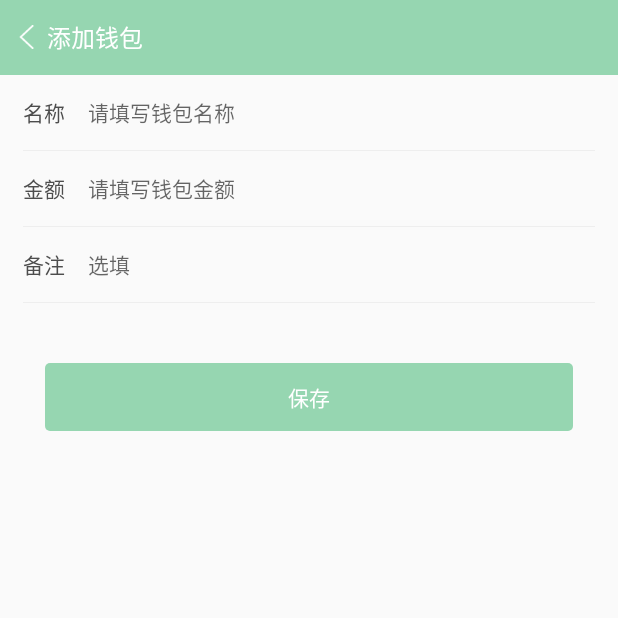
After one commit to easonzyp/HappyLittleBook, an Android app: the AddWalletActivity screen opened directly, with no data from a screen before it, on a phone screen of 412 x 824 dp, the top half of it. The commit adds this screen. Run offline under Robolectric (Android 15) with nearby library versions, the phone set to English and light mode, and no system bars; pictures from the network do not load.

Commit message:
钱包相关功能完成

```diff
--- a/app/src/main/AndroidManifest.xml
+++ b/app/src/main/AndroidManifest.xml
@@ -224,6 +224,7 @@
         <activity android:name=".activity.ExpendCateManagerActivity" />
         <activity android:name=".activity.IncomeCateManagerActivity" />
         <activity android:name=".activity.WalletManagerActivity" />
+        <activity android:name=".activity.AddWalletActivity" />
 
 
         <service
--- /dev/null
+++ b/app/src/main/java/com/zhangyp/develop/HappyLittleBook/activity/AddWalletActivity.java
@@ -0,0 +1,155 @@
+package com.zhangyp.develop.HappyLittleBook.activity;
+
+import android.os.Bundle;
+import android.text.TextUtils;
+import android.view.View;
+import android.widget.EditText;
+import android.widget.ImageView;
+import android.widget.TextView;
+
+import com.zhangyp.develop.HappyLittleBook.ExampleApplication;
+import com.zhangyp.develop.HappyLittleBook.R;
+import com.zhangyp.develop.HappyLittleBook.base.BaseActivity;
+import com.zhangyp.develop.HappyLittleBook.bean.WalletInfo;
+import com.zhangyp.develop.HappyLittleBook.db.DaoSession;
+import com.zhangyp.develop.HappyLittleBook.util.BasisTimesUtils;
+import com.zhangyp.develop.HappyLittleBook.util.ToastUtil;
+import com.zhangyp.develop.HappyLittleBook.wight.TwoButtonCenterDialog;
+
+public class AddWalletActivity extends BaseActivity {
+    private DaoSession daoSession;
+
+    private TextView tv_back;
+    private EditText et_name;
+    private EditText et_money;
+    private EditText et_note;
+    private TextView tv_save;
+    private ImageView iv_delete;
+
+    private WalletInfo wallet;
+    private int type;
+    private TwoButtonCenterDialog buttonCenterDialog;
+
+    @Override
+    protected void onCreate(Bundle savedInstanceState) {
+        super.onCreate(savedInstanceState);
+        initIntentData();
+        initView();
+        initData();
+        initClick();
+    }
+
+    private void initIntentData() {
+        wallet = (WalletInfo) getIntent().getSerializableExtra("wallet");
+    }
+
+    private void initView() {
+        daoSession = ((ExampleApplication) getApplication()).getDaoSession();
+        tv_back = findViewById(R.id.tv_back);
+        et_name = findViewById(R.id.et_name);
+        et_money = findViewById(R.id.et_money);
+        et_note = findViewById(R.id.et_note);
+        tv_save = findViewById(R.id.tv_save);
+        iv_delete = findViewById(R.id.iv_delete);
+
+        if (wallet == null) {
+            type = 0;
+            tv_back.setText("添加钱包");
+            iv_delete.setVisibility(View.GONE);
+        } else {
+            type = 1;
+            tv_back.setText("编辑钱包");
+            iv_delete.setVisibility(View.VISIBLE);
+            et_name.setText(wallet.getWalletName());
+            et_money.setText(String.valueOf(wallet.getMoney()));
+            et_note.setText(wallet.getWalletNote());
+        }
+    }
+
+    private void initData() {
+
+    }
+
+    private void initClick() {
+        tv_back.setOnClickListener(v -> finish());
+
+        tv_save.setOnClickListener(v -> submit());
+
+        iv_delete.setOnClickListener(v -> {
+            if (buttonCenterDialog == null) {
+                buttonCenterDialog = new TwoButtonCenterDialog(context, "确定要删除该钱包吗?", true);
+            }
+            buttonCenterDialog.show();
+            buttonCenterDialog.setOnClickRateDialog(new TwoButtonCenterDialog.OnClickRateDialog() {
+                @Override
+                public void onClickLeft() {
+                    buttonCenterDialog.dismiss();
+                }
+
+                @Override
+                public void onClickRight() {
+                    deleteWallet();
+                }
+            });
+        });
+    }
+
+    private void deleteWallet() {
+        daoSession.delete(wallet);
+        ToastUtil.showShortToast(context, "钱包删除成功");
+        finish();
+    }
+
+    @Override
+    public int getLayoutId() {
+        return R.layout.activity_add_wallet;
+    }
+
+    private void submit() {
+
+        String name = et_name.getText().toString().trim();
+        if (TextUtils.isEmpty(name)) {
+            ToastUtil.showShortToast(context, "请填写钱包名称");
+            return;
+        }
+
+        String money = et_money.getText().toString().trim();
+        if (TextUtils.isEmpty(money)) {
+            ToastUtil.showShortToast(context, "请填写钱包金额");
+            return;
+        }
+
+        String note = et_note.getText().toString().trim();
+        if (TextUtils.isEmpty(note)) {
+            note = "空";
+        }
+        if (type == 0) {
+            addWallet(name, money, note);
+        } else {
+            modifyWallet(name, money, note);
+        }
+    }
+
+    private void addWallet(String name, String money, String note) {
+        WalletInfo walletInfo = new WalletInfo();
+        walletInfo.setWalletName(name);
+        walletInfo.setMoney(Double.valueOf(money));
+        walletInfo.setAddTime(BasisTimesUtils.getDeviceTime());
+        walletInfo.setWalletNote(note);
+
+        daoSession.insert(walletInfo);
+        finish();
+        ToastUtil.showShortToast(context, "钱包添加成功");
+    }
+
+    private void modifyWallet(String name, String money, String note) {
+        wallet.setWalletName(name);
+        wallet.setMoney(Double.valueOf(money));
+        wallet.setAddTime(BasisTimesUtils.getDeviceTime());
+        wallet.setWalletNote(note);
+
+        daoSession.update(wallet);
+        finish();
+        ToastUtil.showShortToast(context, "钱包修改成功");
+    }
+}
--- a/app/src/main/java/com/zhangyp/develop/HappyLittleBook/db/DaoMaster.java
+++ b/app/src/main/java/com/zhangyp/develop/HappyLittleBook/db/DaoMaster.java
@@ -21,21 +21,21 @@ public class DaoMaster extends AbstractDaoMaster {
 
     /** Creates underlying database table using DAOs. */
     public static void createAllTables(Database db, boolean ifNotExists) {
-        AccountBookInfoDao.createTable(db, ifNotExists);
         ExpendLevelOneCateDao.createTable(db, ifNotExists);
         ExpendLevelTwoCateDao.createTable(db, ifNotExists);
         IncomeLevelOneCateDao.createTable(db, ifNotExists);
         IncomeLevelTwoCateDao.createTable(db, ifNotExists);
+        AccountBookInfoDao.createTable(db, ifNotExists);
         WalletInfoDao.createTable(db, ifNotExists);
     }
 
     /** Drops underlying database table using DAOs. */
     public static void dropAllTables(Database db, boolean ifExists) {
-        AccountBookInfoDao.dropTable(db, ifExists);
         ExpendLevelOneCateDao.dropTable(db, ifExists);
         ExpendLevelTwoCateDao.dropTable(db, ifExists);
         IncomeLevelOneCateDao.dropTable(db, ifExists);
         IncomeLevelTwoCateDao.dropTable(db, ifExists);
+        AccountBookInfoDao.dropTable(db, ifExists);
         WalletInfoDao.dropTable(db, ifExists);
     }
 
@@ -55,11 +55,11 @@ public class DaoMaster extends AbstractDaoMaster {
 
     public DaoMaster(Database db) {
         super(db, SCHEMA_VERSION);
-        registerDaoClass(AccountBookInfoDao.class);
         registerDaoClass(ExpendLevelOneCateDao.class);
         registerDaoClass(ExpendLevelTwoCateDao.class);
         registerDaoClass(IncomeLevelOneCateDao.class);
         registerDaoClass(IncomeLevelTwoCateDao.class);
+        registerDaoClass(AccountBookInfoDao.class);
         registerDaoClass(WalletInfoDao.class);
     }
 
--- /dev/null
+++ b/app/src/main/res/layout/activity_add_wallet.xml
@@ -0,0 +1,149 @@
+<?xml version="1.0" encoding="utf-8"?>
+<LinearLayout xmlns:android="http://schemas.android.com/apk/res/android"
+    xmlns:tools="http://schemas.android.com/tools"
+    android:layout_width="match_parent"
+    android:layout_height="match_parent"
+    android:orientation="vertical">
+
+    <RelativeLayout
+        android:id="@+id/rl_title"
+        android:layout_width="match_parent"
+        android:layout_height="50dp"
+        android:background="@color/mainColor">
+
+        <TextView
+            android:id="@+id/tv_back"
+            android:layout_width="wrap_content"
+            android:layout_height="wrap_content"
+            android:layout_centerVertical="true"
+            android:drawablePadding="5dp"
+            android:drawableStart="@drawable/back_white_ic"
+            android:gravity="center_vertical"
+            android:padding="10dp"
+            android:textColor="@color/white"
+            android:textSize="16sp"
+            tools:text="添加钱包" />
+
+        <ImageView
+            android:id="@+id/iv_delete"
+            android:layout_width="wrap_content"
+            android:layout_height="wrap_content"
+            android:layout_alignParentEnd="true"
+            android:layout_centerVertical="true"
+            android:layout_marginEnd="5dp"
+            android:padding="10dp"
+            android:src="@drawable/delete_ic"
+            android:visibility="visible" />
+    </RelativeLayout>
+
+    <LinearLayout
+        android:layout_width="match_parent"
+        android:layout_height="wrap_content"
+        android:orientation="vertical"
+        android:paddingEnd="15dp"
+        android:paddingStart="15dp">
+
+        <LinearLayout
+            android:layout_width="match_parent"
+            android:layout_height="50dp"
+            android:gravity="center_vertical"
+            android:orientation="horizontal">
+
+            <TextView
+                android:layout_width="wrap_content"
+                android:layout_height="wrap_content"
+                android:text="名称"
+                android:textColor="@color/maintextcolor"
+                android:textSize="14sp" />
+
+            <EditText
+                android:id="@+id/et_name"
+                android:layout_width="match_parent"
+                android:layout_height="match_parent"
+                android:layout_marginStart="15dp"
+                android:background="@null"
+                android:gravity="center_vertical"
+                android:hint="请填写钱包名称"
+                android:maxLines="8"
+                android:textSize="14sp" />
+        </LinearLayout>
+
+        <View
+            android:layout_width="match_parent"
+            android:layout_height="0.5dp"
+            android:background="@color/line" />
+
+        <LinearLayout
+            android:layout_width="match_parent"
+            android:layout_height="50dp"
+            android:gravity="center_vertical"
+            android:orientation="horizontal">
+
+            <TextView
+                android:layout_width="wrap_content"
+                android:layout_height="wrap_content"
+                android:text="金额"
+                android:textColor="@color/maintextcolor"
+                android:textSize="14sp" />
+
+            <EditText
+                android:id="@+id/et_money"
+                android:layout_width="match_parent"
+                android:layout_height="match_parent"
+                android:layout_marginStart="15dp"
+                android:background="@null"
+                android:gravity="center_vertical"
+                android:hint="请填写钱包金额"
+                android:inputType="numberDecimal"
+                android:textSize="14sp" />
+        </LinearLayout>
+
+        <View
+            android:layout_width="match_parent"
+            android:layout_height="0.5dp"
+            android:background="@color/line" />
+
+        <LinearLayout
+            android:layout_width="match_parent"
+            android:layout_height="50dp"
+            android:gravity="center_vertical"
+            android:orientation="horizontal">
+
+            <TextView
+                android:layout_width="wrap_content"
+                android:layout_height="wrap_content"
+                android:text="备注"
+                android:textColor="@color/maintextcolor"
+                android:textSize="14sp" />
+
+            <EditText
+                android:id="@+id/et_note"
+                android:layout_width="match_parent"
+                android:layout_height="match_parent"
+                android:layout_marginStart="15dp"
+                android:background="@null"
+                android:gravity="center_vertical"
+                android:hint="选填"
+                android:textSize="14sp" />
+        </LinearLayout>
+
+        <View
+            android:layout_width="match_parent"
+            android:layout_height="0.5dp"
+            android:background="@color/line" />
+
+    </LinearLayout>
+
+    <TextView
+        android:id="@+id/tv_save"
+        android:layout_width="match_parent"
+        android:layout_height="45dp"
+        android:layout_marginEnd="30dp"
+        android:layout_marginStart="30dp"
+        android:layout_marginTop="40dp"
+        android:background="@drawable/choose_cate_corner_bg"
+        android:gravity="center"
+        android:text="保存"
+        android:textColor="@color/white"
+        android:textSize="14sp" />
+</LinearLayout>
--- a/app/src/main/res/layout/empty_view.xml
+++ b/app/src/main/res/layout/empty_view.xml
@@ -12,6 +12,7 @@
         android:src="@drawable/empty_ic" />
 
     <TextView
+        android:id="@+id/tv_tips"
         android:layout_width="wrap_content"
         android:layout_height="wrap_content"
         android:layout_below="@+id/iv_empty"
```
Also changed, not shown: app/src/main/java/com/zhangyp/develop/HappyLittleBook/activity/WalletManagerActivity.java (+49 -4 lines), app/src/main/java/com/zhangyp/develop/HappyLittleBook/adapter/WalletListAdapter.java (+7 -5 lines), app/src/main/java/com/zhangyp/develop/HappyLittleBook/bean/WalletInfo.java (+15 -3 lines), app/src/main/java/com/zhangyp/develop/HappyLittleBook/db/DaoSession.java (+14 -14 lines), app/src/main/java/com/zhangyp/develop/HappyLittleBook/db/WalletInfoDao.java (+16 -2 lines), app/src/main/java/com/zhangyp/develop/HappyLittleBook/wight/TwoButtonCenterDialog.java (added, +79 -0 lines), app/src/main/res/drawable/cancel_corner_bg.xml (added, +7 -0 lines), app/src/main/res/drawable/confirm_corner_bg.xml (added, +7 -0 lines), app/src/main/res/layout/activity_wallet_manager.xml (renamed from app/src/main/res/layout/activity_add_manager.xml, +18 -7 lines), app/src/main/res/layout/add_wallet_dialog_view.xml (deleted, +0 -97 lines), app/src/main/res/layout/dialog_two_button_center.xml (added, +51 -0 lines), app/src/main/res/drawable-xhdpi/delete_ic.png (added).
